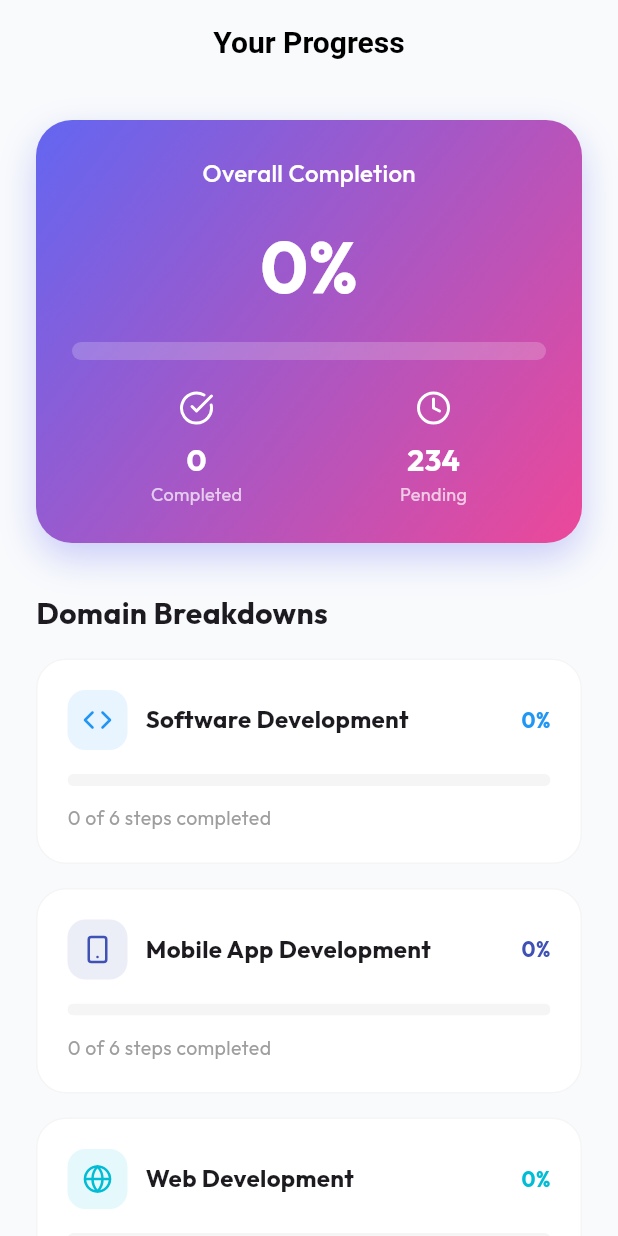
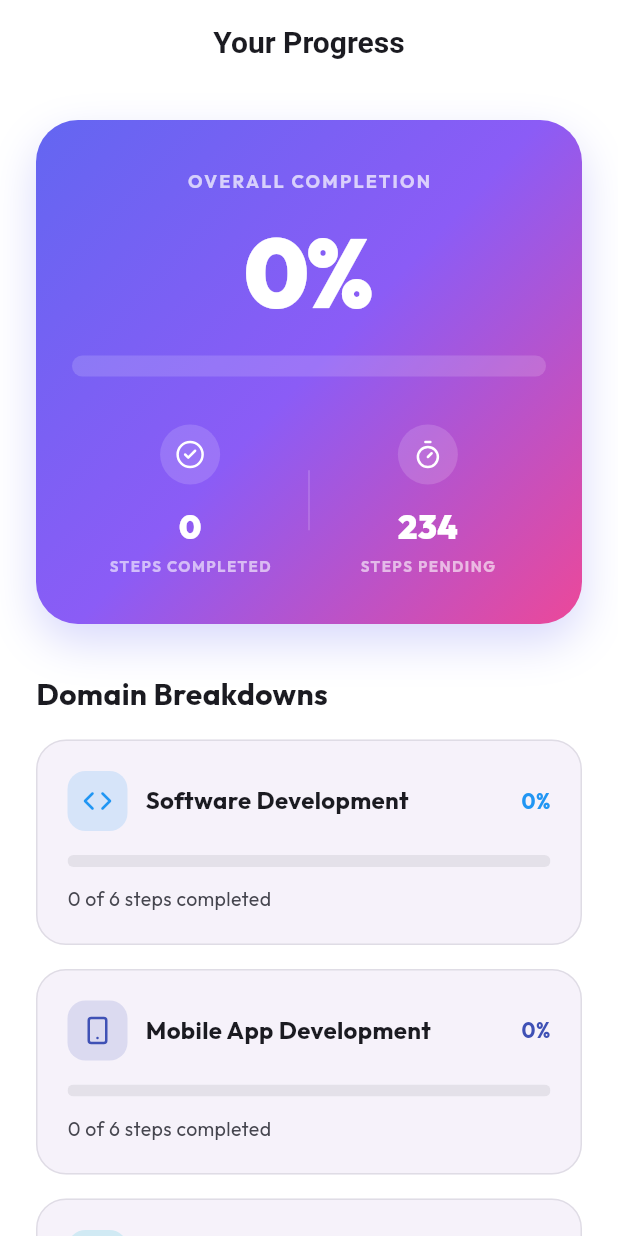
Before and after one commit to VrajeshGhelani/Mobile-Application, a Flutter app: the ProgressScreen screen opened by its route, on a phone screen of 412 x 824 dp. Run offline on Flutter 3.47's test engine with Material 3 defaults, Android fonts, the light colour scheme and no system bars; our stand-ins replace firebase_core, go_router, google_fonts, lucide_icons, percent_indicator, shared_preferences; accounts and stored records are empty; network calls fail.

Commit message:
Initial commit

```diff
--- a/lib/screens/dashboard/dashboard_screen.dart
+++ b/lib/screens/dashboard/dashboard_screen.dart
@@ -108,7 +108,9 @@ class _DashboardScreenState extends State<DashboardScreen> {
                   ),
                   CircleAvatar(
                     radius: 25,
-                    backgroundColor: AppConstants.primaryColor.withOpacity(0.2),
+                    backgroundColor: AppConstants.primaryColor.withValues(
+                      alpha: 0.2,
+                    ),
                     child: const Icon(
                       LucideIcons.user,
                       color: AppConstants.primaryColor,
@@ -124,7 +126,9 @@ class _DashboardScreenState extends State<DashboardScreen> {
                   borderRadius: BorderRadius.circular(16),
                   boxShadow: [
                     BoxShadow(
-                      color: Colors.black.withOpacity(isDark ? 0.3 : 0.05),
+                      color: Colors.black.withValues(
+                        alpha: isDark ? 0.3 : 0.05,
+                      ),
                       blurRadius: 10,
                       offset: const Offset(0, 4),
                     ),
@@ -190,8 +194,8 @@ class _DashboardScreenState extends State<DashboardScreen> {
                         onSelected: (selected) {
                           setState(() => _selectedField = field);
                         },
-                        selectedColor: AppConstants.primaryColor.withOpacity(
-                          0.2,
+                        selectedColor: AppConstants.primaryColor.withValues(
+                          alpha: 0.2,
                         ),
                         checkmarkColor: AppConstants.primaryColor,
                         labelStyle: TextStyle(
@@ -215,7 +219,7 @@ class _DashboardScreenState extends State<DashboardScreen> {
                             color: isSelected
                                 ? AppConstants.primaryColor
                                 : isDark
-                                ? Colors.white.withOpacity(0.1)
+                                ? Colors.white.withValues(alpha: 0.1)
                                 : Colors.grey[200]!,
                           ),
                         ),
@@ -301,7 +305,7 @@ class _DashboardScreenState extends State<DashboardScreen> {
         decoration: BoxDecoration(
           boxShadow: [
             BoxShadow(
-              color: Colors.black.withOpacity(isDark ? 0.4 : 0.1),
+              color: Colors.black.withValues(alpha: isDark ? 0.4 : 0.1),
               blurRadius: 20,
               offset: const Offset(0, -5),
             ),
@@ -359,11 +363,13 @@ class _DashboardScreenState extends State<DashboardScreen> {
           color: cardColor,
           borderRadius: BorderRadius.circular(24),
           border: Border.all(
-            color: isDark ? Colors.white.withOpacity(0.05) : Colors.grey[100]!,
+            color: isDark
+                ? Colors.white.withValues(alpha: 0.05)
+                : Colors.grey[100]!,
           ),
           boxShadow: [
             BoxShadow(
-              color: domain.color.withOpacity(isDark ? 0.05 : 0.1),
+              color: domain.color.withValues(alpha: isDark ? 0.05 : 0.1),
               blurRadius: 15,
               offset: const Offset(0, 8),
             ),
@@ -375,7 +381,7 @@ class _DashboardScreenState extends State<DashboardScreen> {
             Container(
               padding: const EdgeInsets.all(12),
               decoration: BoxDecoration(
-                color: domain.color.withOpacity(0.15),
+                color: domain.color.withValues(alpha: 0.15),
                 borderRadius: BorderRadius.circular(16),
               ),
               child: Icon(domain.icon, color: domain.color, size: 28),
--- a/lib/screens/profile/edit_profile_screen.dart
+++ b/lib/screens/profile/edit_profile_screen.dart
@@ -172,7 +172,7 @@ class _EditProfileScreenState extends State<EditProfileScreen> {
               _buildLabel('Career Domain'),
               // Dynamically populated from CareerDomainData
               DropdownButtonFormField<String>(
-                value: _selectedDomain,
+                initialValue: _selectedDomain,
                 decoration: _buildInputDecoration(
                   LucideIcons.briefcase,
                   'Select domain',
@@ -196,7 +196,7 @@ class _EditProfileScreenState extends State<EditProfileScreen> {
                             vertical: 2,
                           ),
                           decoration: BoxDecoration(
-                            color: domain.color.withOpacity(0.1),
+                            color: domain.color.withValues(alpha: 0.1),
                             borderRadius: BorderRadius.circular(8),
                           ),
                           child: Text(
--- a/lib/screens/profile/profile_screen.dart
+++ b/lib/screens/profile/profile_screen.dart
@@ -196,7 +196,7 @@ class ProfileScreen extends StatelessWidget {
           Container(
             padding: const EdgeInsets.all(10),
             decoration: BoxDecoration(
-              color: color.withOpacity(0.1),
+              color: color.withValues(alpha: 0.1),
               borderRadius: BorderRadius.circular(12),
             ),
             child: Icon(icon, color: color, size: 20),
--- a/lib/screens/progress/progress_screen.dart
+++ b/lib/screens/progress/progress_screen.dart
@@ -24,92 +24,148 @@ class _ProgressScreenState extends State<ProgressScreen> {
   Widget build(BuildContext context) {
     final provider = context.watch<RoadmapProvider>();
     final progress = provider.overallProgress;
+    final theme = Theme.of(context);
+    final colors = theme.colorScheme;
+    final isDark = theme.brightness == Brightness.dark;
+
+    final overallGradient = LinearGradient(
+      colors: isDark
+          ? [
+              const Color(0xFF1E1B4B), // Deep Indigo
+              const Color(0xFF312E81), // Royal Indigo
+              const Color(0xFF020617), // Rich Black
+            ]
+          : [
+              const Color(0xFF6366F1), // Indigo
+              const Color(0xFF8B5CF6), // Violet
+              const Color(0xFFEC4899), // Pink
+            ],
+      begin: Alignment.topLeft,
+      end: Alignment.bottomRight,
+    );
 
     return Scaffold(
-      backgroundColor: AppConstants.backgroundColor,
+      backgroundColor: colors.surface,
       appBar: AppBar(
-        title: const Text(
+        title: Text(
           'Your Progress',
-          style: TextStyle(fontWeight: FontWeight.bold),
+          style: TextStyle(
+            fontWeight: FontWeight.bold,
+            color: colors.onSurface,
+          ),
         ),
         centerTitle: true,
       ),
       body: provider.isLoading
-          ? const Center(child: CircularProgressIndicator())
+          ? Center(
+              child: CircularProgressIndicator(
+                valueColor: AlwaysStoppedAnimation(colors.primary),
+              ),
+            )
           : SingleChildScrollView(
               padding: const EdgeInsets.all(AppConstants.defaultPadding),
               child: Column(
                 crossAxisAlignment: CrossAxisAlignment.start,
                 children: [
-                  // Overall Progress Card
+                  // --- Redesigned Overall Progress Card ---
                   Container(
                     width: double.infinity,
-                    padding: const EdgeInsets.all(24),
+                    padding: const EdgeInsets.symmetric(
+                      vertical: 32,
+                      horizontal: 24,
+                    ),
                     decoration: BoxDecoration(
-                      gradient: const LinearGradient(
-                        colors: [
-                          AppConstants.primaryColor,
-                          AppConstants.secondaryColor,
-                        ],
-                        begin: Alignment.topLeft,
-                        end: Alignment.bottomRight,
-                      ),
-                      borderRadius: BorderRadius.circular(24),
+                      gradient: overallGradient,
+                      borderRadius: BorderRadius.circular(28),
                       boxShadow: [
                         BoxShadow(
-                          color: AppConstants.primaryColor.withAlpha(77),
-                          blurRadius: 20,
-                          offset: const Offset(0, 10),
+                          color: isDark
+                              ? Colors.black.withValues(alpha: 0.5)
+                              : colors.primary.withValues(alpha: 0.25),
+                          blurRadius: 25,
+                          offset: const Offset(0, 12),
                         ),
                       ],
                     ),
                     child: Column(
                       children: [
-                        const Text(
-                          'Overall Completion',
+                        Text(
+                          'Overall Completion'.toUpperCase(),
                           style: TextStyle(
-                            color: Colors.white,
-                            fontSize: 16,
-                            fontWeight: FontWeight.w500,
+                            color: Colors.white.withValues(alpha: 0.7),
+                            fontSize: 12,
+                            fontWeight: FontWeight.bold,
+                            letterSpacing: 1.5,
                           ),
                         ),
-                        const SizedBox(height: 16),
-                        Row(
-                          mainAxisAlignment: MainAxisAlignment.center,
+                        const SizedBox(height: 20),
+                        Text(
+                          '${(progress * 100).toInt()}%',
+                          style: const TextStyle(
+                            color: Colors.white,
+                            fontSize: 64,
+                            height: 1,
+                            fontWeight: FontWeight.w900,
+                            letterSpacing: -2,
+                          ),
+                        ),
+                        const SizedBox(height: 24),
+                        // Thicker, Modern Progress Bar
+                        Stack(
                           children: [
-                            Text(
-                              '${(progress * 100).toInt()}%',
-                              style: const TextStyle(
-                                color: Colors.white,
-                                fontSize: 48,
-                                fontWeight: FontWeight.bold,
+                            Container(
+                              height: 14,
+                              width: double.infinity,
+                              decoration: BoxDecoration(
+                                color: Colors.white.withValues(alpha: 0.15),
+                                borderRadius: BorderRadius.circular(10),
+                              ),
+                            ),
+                            FractionallySizedBox(
+                              widthFactor: progress,
+                              child: Container(
+                                height: 14,
+                                decoration: BoxDecoration(
+                                  color: Colors.white,
+                                  borderRadius: BorderRadius.circular(10),
+                                  boxShadow: [
+                                    BoxShadow(
+                                      color: Colors.white.withValues(
+                                        alpha: 0.3,
+                                      ),
+                                      blurRadius: 4,
+                                      offset: const Offset(0, 2),
+                                    ),
+                                  ],
+                                ),
                               ),
                             ),
                           ],
                         ),
-                        const SizedBox(height: 16),
-                        ClipRRect(
-                          borderRadius: BorderRadius.circular(10),
-                          child: LinearProgressIndicator(
-                            value: progress,
-                            backgroundColor: Colors.white.withAlpha(51),
-                            color: Colors.white,
-                            minHeight: 12,
-                          ),
-                        ),
-                        const SizedBox(height: 20),
+                        const SizedBox(height: 32),
+                        // Stats Row with Circular Icon Backgrounds
                         Row(
-                          mainAxisAlignment: MainAxisAlignment.spaceAround,
                           children: [
-                            _buildStatItem(
-                              'Completed',
-                              provider.totalCompletedSteps.toString(),
-                              LucideIcons.checkCircle,
+                            Expanded(
+                              child: _buildStatItem(
+                                'Steps Completed',
+                                provider.totalCompletedSteps.toString(),
+                                LucideIcons.checkCircle2,
+                                Colors.white,
+                              ),
                             ),
-                            _buildStatItem(
-                              'Pending',
-                              provider.totalPendingSteps.toString(),
-                              LucideIcons.clock,
+                            Container(
+                              height: 40,
+                              width: 1,
+                              color: Colors.white.withValues(alpha: 0.2),
+                            ),
+                            Expanded(
+                              child: _buildStatItem(
+                                'Steps Pending',
+                                provider.totalPendingSteps.toString(),
+                                LucideIcons.timer,
+                                Colors.white,
+                              ),
                             ),
                           ],
                         ),
@@ -117,9 +173,13 @@ class _ProgressScreenState extends State<ProgressScreen> {
                     ),
                   ),
                   const SizedBox(height: 32),
-                  const Text(
+                  Text(
                     'Domain Breakdowns',
-                    style: TextStyle(fontSize: 20, fontWeight: FontWeight.bold),
+                    style: TextStyle(
+                      fontSize: 20,
+                      fontWeight: FontWeight.bold,
+                      color: colors.onSurface,
+                    ),
                   ),
                   const SizedBox(height: 16),
                   // Render all domains with their individual progress
@@ -133,9 +193,11 @@ class _ProgressScreenState extends State<ProgressScreen> {
                       margin: const EdgeInsets.only(bottom: 16),
                       padding: const EdgeInsets.all(20),
                       decoration: BoxDecoration(
-                        color: Colors.white,
+                        color: colors.surfaceContainerLow,
                         borderRadius: BorderRadius.circular(20),
-                        border: Border.all(color: Colors.grey[100]!),
+                        border: Border.all(
+                          color: colors.outlineVariant.withValues(alpha: 0.5),
+                        ),
                       ),
                       child: Column(
                         crossAxisAlignment: CrossAxisAlignment.start,
@@ -145,7 +207,7 @@ class _ProgressScreenState extends State<ProgressScreen> {
                               Container(
                                 padding: const EdgeInsets.all(10),
                                 decoration: BoxDecoration(
-                                  color: domain.color.withAlpha(26),
+                                  color: domain.color.withValues(alpha: 0.15),
                                   borderRadius: BorderRadius.circular(12),
                                 ),
                                 child: Icon(
@@ -158,9 +220,10 @@ class _ProgressScreenState extends State<ProgressScreen> {
                               Expanded(
                                 child: Text(
                                   domain.name,
-                                  style: const TextStyle(
+                                  style: TextStyle(
                                     fontWeight: FontWeight.bold,
                                     fontSize: 16,
+                                    color: colors.onSurface,
                                   ),
                                 ),
                               ),
@@ -178,7 +241,7 @@ class _ProgressScreenState extends State<ProgressScreen> {
                             borderRadius: BorderRadius.circular(5),
                             child: LinearProgressIndicator(
                               value: domainProgress,
-                              backgroundColor: Colors.grey[100],
+                              backgroundColor: colors.surfaceContainerHighest,
                               color: domain.color,
                               minHeight: 8,
                             ),
@@ -187,7 +250,7 @@ class _ProgressScreenState extends State<ProgressScreen> {
                           Text(
                             '${domain.steps.where((s) => s.isCompleted).length} of ${domain.steps.length} steps completed',
                             style: TextStyle(
-                              color: Colors.grey[500],
+                              color: colors.onSurfaceVariant,
                               fontSize: 13,
                             ),
                           ),
@@ -202,22 +265,40 @@ class _ProgressScreenState extends State<ProgressScreen> {
     );
   }
 
-  Widget _buildStatItem(String label, String value, IconData icon) {
+  Widget _buildStatItem(
+    String label,
+    String value,
+    IconData icon,
+    Color contentColor,
+  ) {
     return Column(
       children: [
-        Icon(icon, color: Colors.white, size: 24),
-        const SizedBox(height: 8),
+        Container(
+          padding: const EdgeInsets.all(10),
+          decoration: BoxDecoration(
+            color: contentColor.withValues(alpha: 0.15),
+            shape: BoxShape.circle,
+          ),
+          child: Icon(icon, color: contentColor, size: 20),
+        ),
+        const SizedBox(height: 12),
         Text(
           value,
-          style: const TextStyle(
-            color: Colors.white,
-            fontSize: 20,
-            fontWeight: FontWeight.bold,
+          style: TextStyle(
+            color: contentColor,
+            fontSize: 22,
+            fontWeight: FontWeight.w900,
           ),
         ),
+        const SizedBox(height: 4),
         Text(
-          label,
-          style: const TextStyle(color: Colors.white70, fontSize: 12),
+          label.toUpperCase(),
+          style: TextStyle(
+            color: contentColor.withValues(alpha: 0.6),
+            fontSize: 10,
+            fontWeight: FontWeight.bold,
+            letterSpacing: 1,
+          ),
         ),
       ],
     );
--- a/lib/screens/roadmap/roadmap_screen.dart
+++ b/lib/screens/roadmap/roadmap_screen.dart
@@ -70,7 +70,7 @@ class _RoadmapScreenState extends State<RoadmapScreen> {
               background: Container(
                 decoration: BoxDecoration(
                   gradient: LinearGradient(
-                    colors: [domain.color, domain.color.withOpacity(0.7)],
+                    colors: [domain.color, domain.color.withValues(alpha: 0.7)],
                     begin: Alignment.topLeft,
                     end: Alignment.bottomRight,
                   ),
@@ -79,7 +79,7 @@ class _RoadmapScreenState extends State<RoadmapScreen> {
                   child: Icon(
                     domain.icon,
                     size: 80,
-                    color: Colors.white.withOpacity(0.2),
+                    color: Colors.white.withValues(alpha: 0.2),
                   ),
                 ),
               ),
@@ -95,7 +95,7 @@ class _RoadmapScreenState extends State<RoadmapScreen> {
                 borderRadius: BorderRadius.circular(20),
                 boxShadow: [
                   BoxShadow(
-                    color: Colors.black.withOpacity(isDark ? 0.3 : 0.05),
+                    color: Colors.black.withValues(alpha: isDark ? 0.3 : 0.05),
                     blurRadius: 10,
                     offset: const Offset(0, 4),
                   ),
@@ -218,7 +218,7 @@ class _RoadmapScreenState extends State<RoadmapScreen> {
                 width: 2,
                 height: 110,
                 color: isCompleted
-                    ? Colors.green.withOpacity(0.3)
+                    ? Colors.green.withValues(alpha: 0.3)
                     : (isDark ? Colors.grey[800] : Colors.grey[200]),
               ),
           ],
@@ -234,9 +234,9 @@ class _RoadmapScreenState extends State<RoadmapScreen> {
               borderRadius: BorderRadius.circular(16),
               border: Border.all(
                 color: isCompleted
-                    ? Colors.green.withOpacity(0.2)
+                    ? Colors.green.withValues(alpha: 0.2)
                     : (isDark
-                          ? Colors.white.withOpacity(0.05)
+                          ? Colors.white.withValues(alpha: 0.05)
                           : Colors.grey[100]!),
               ),
             ),
@@ -275,7 +275,7 @@ class _RoadmapScreenState extends State<RoadmapScreen> {
                             vertical: 6,
                           ),
                           decoration: BoxDecoration(
-                            color: domain.color.withOpacity(0.15),
+                            color: domain.color.withValues(alpha: 0.15),
                             borderRadius: BorderRadius.circular(8),
                           ),
                           child: Row(
--- a/lib/screens/settings/privacy_security_screen.dart
+++ b/lib/screens/settings/privacy_security_screen.dart
@@ -183,7 +183,9 @@ class PrivacySecurityScreen extends StatelessWidget {
         color: cardColor,
         borderRadius: BorderRadius.circular(20),
         border: Border.all(
-          color: isDark ? Colors.white.withOpacity(0.05) : Colors.grey[100]!,
+          color: isDark
+              ? Colors.white.withValues(alpha: 0.05)
+              : Colors.grey[100]!,
         ),
       ),
       child: ListTile(
@@ -191,7 +193,7 @@ class PrivacySecurityScreen extends StatelessWidget {
         leading: Container(
           padding: const EdgeInsets.all(10),
           decoration: BoxDecoration(
-            color: AppConstants.primaryColor.withOpacity(0.1),
+            color: AppConstants.primaryColor.withValues(alpha: 0.1),
             borderRadius: BorderRadius.circular(12),
           ),
           child: Icon(icon, color: AppConstants.primaryColor, size: 22),
--- a/lib/screens/settings/settings_screen.dart
+++ b/lib/screens/settings/settings_screen.dart
@@ -99,13 +99,13 @@ class _SettingsScreenState extends State<SettingsScreen> {
               },
               style: ElevatedButton.styleFrom(
                 backgroundColor: themeProvider.isDarkMode
-                    ? Colors.red.withOpacity(0.1)
+                    ? Colors.red.withValues(alpha: 0.1)
                     : Colors.red[50],
                 foregroundColor: Colors.red,
                 minimumSize: const Size(double.infinity, 56),
                 shape: RoundedRectangleBorder(
                   borderRadius: BorderRadius.circular(16),
-                  side: BorderSide(color: Colors.red.withOpacity(0.2)),
+                  side: BorderSide(color: Colors.red.withValues(alpha: 0.2)),
                 ),
                 elevation: 0,
               ),
@@ -209,7 +209,9 @@ class SettingsTile extends StatelessWidget {
         color: Theme.of(context).cardTheme.color,
         borderRadius: BorderRadius.circular(20),
         border: Border.all(
-          color: isDark ? Colors.white.withOpacity(0.1) : Colors.grey[100]!,
+          color: isDark
+              ? Colors.white.withValues(alpha: 0.1)
+              : Colors.grey[100]!,
         ),
       ),
       child: ListTile(
@@ -217,7 +219,7 @@ class SettingsTile extends StatelessWidget {
         leading: Container(
           padding: const EdgeInsets.all(10),
           decoration: BoxDecoration(
-            color: AppConstants.primaryColor.withOpacity(0.1),
+            color: AppConstants.primaryColor.withValues(alpha: 0.1),
             borderRadius: BorderRadius.circular(12),
           ),
           child: Icon(icon, color: AppConstants.primaryColor, size: 22),
--- a/lib/theme/app_theme.dart
+++ b/lib/theme/app_theme.dart
@@ -16,7 +16,6 @@ class AppTheme {
         primary: AppConstants.primaryColor,
         secondary: AppConstants.secondaryColor,
         surface: AppConstants.surfaceColor,
-        background: AppConstants.backgroundColor,
       ),
       textTheme: GoogleFonts.outfitTextTheme(),
       appBarTheme: const AppBarTheme(
@@ -57,8 +56,7 @@ class AppTheme {
         seedColor: AppConstants.primaryColor,
         primary: AppConstants.primaryColor,
         secondary: AppConstants.secondaryColor,
-        surface: const Color(0xFF1E1E1E),
-        background: const Color(0xFF0F172A),
+        surface: const Color(0xFF0F172A),
         brightness: Brightness.dark,
       ),
       textTheme: GoogleFonts.outfitTextTheme(ThemeData.dark().textTheme),
@@ -79,7 +77,7 @@ class AppTheme {
         elevation: 0,
         shape: RoundedRectangleBorder(
           borderRadius: BorderRadius.circular(20),
-          side: BorderSide(color: Colors.white.withOpacity(0.2)),
+          side: BorderSide(color: Colors.white.withValues(alpha: 0.2)),
         ),
       ),
       bottomNavigationBarTheme: const BottomNavigationBarThemeData(
```
Also changed, not shown: 3 other files.
